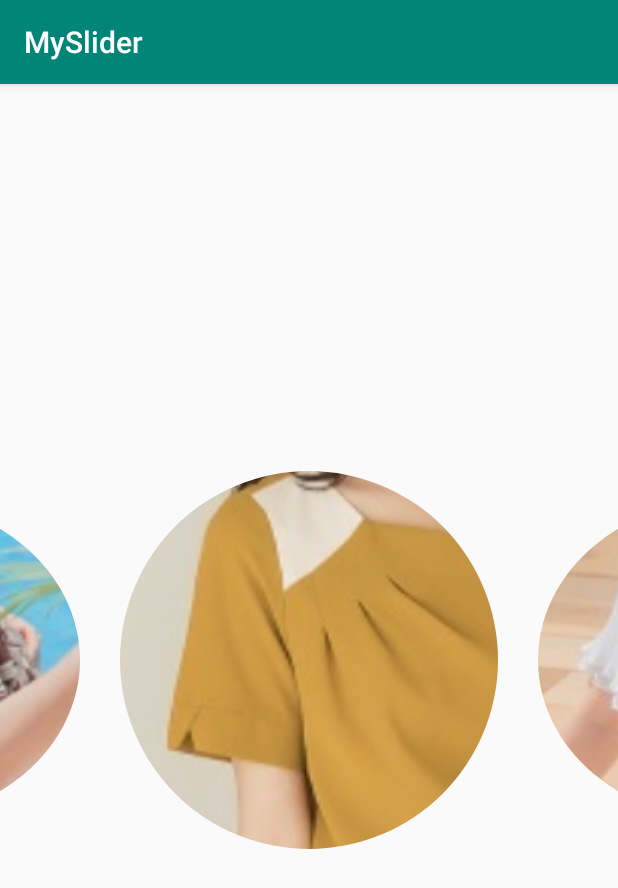
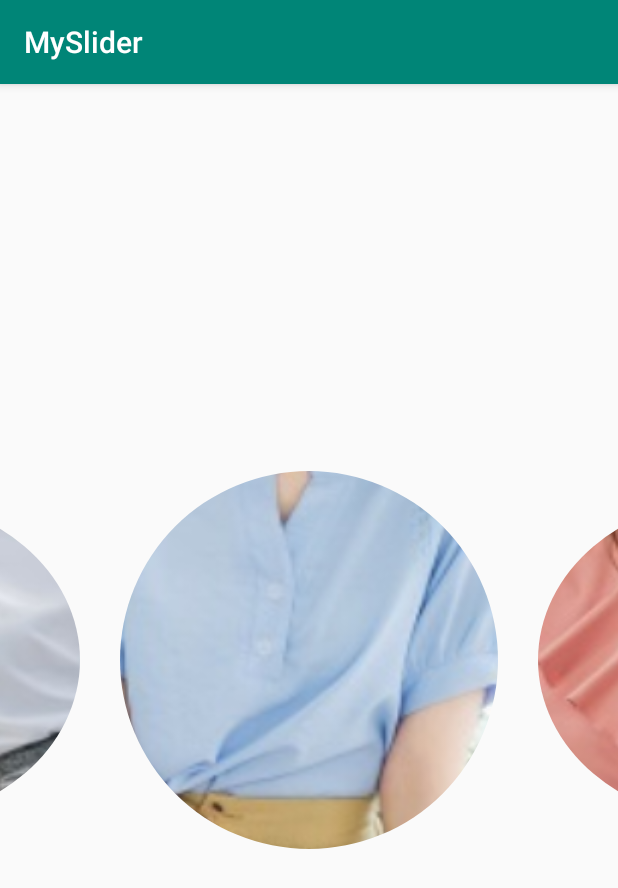
Before and after one commit to t104360088/MySlide, an Android app: the screen it shows after launch (MainActivity), on a phone screen of 412 x 824 dp. Shown: the top 888 px of the screen. Run offline under Robolectric (Android 15) with nearby library versions, the light colour scheme and no system bars; plain views replace RoundedImageView.

Commit message:
New feature of auto scrolling

```diff
--- a/app/src/main/java/com/example/myslider/MainActivity.kt
+++ b/app/src/main/java/com/example/myslider/MainActivity.kt
@@ -2,7 +2,7 @@ package com.example.myslider
 
 import androidx.appcompat.app.AppCompatActivity
 import android.os.Bundle
-import android.util.Log
+import android.os.Handler
 import androidx.recyclerview.widget.RecyclerView
 import androidx.viewpager2.widget.CompositePageTransformer
 import androidx.viewpager2.widget.MarginPageTransformer
@@ -11,16 +11,41 @@ import kotlinx.android.synthetic.main.activity_main.*
 
 class MainActivity : AppCompatActivity() {
 
-    //第一項是 position 2
+    //滑頁資料
+    private val list = arrayListOf<SlideItem>()
+
+    //pager 的第一項是 position 2
     private var currentPosition = 2
+
+    //用於執行自動滑動
+    private val handler = Handler()
+
+    private val runnable = Runnable {
+        viewPager.currentItem = currentPosition + 1
+    }
 
     override fun onCreate(savedInstanceState: Bundle?) {
         super.onCreate(savedInstanceState)
         setContentView(R.layout.activity_main)
 
+        initData()
+        setPagerStyle()
+        setPagerListener()
+    }
+
+    override fun onPause() {
+        super.onPause()
+        handler.removeCallbacks(runnable)
+    }
+
+    override fun onResume() {
+        super.onResume()
+        handler.postDelayed(runnable, 3000)
+    }
+
+    private fun initData() {
         //因為有 clipChildren，前後各加上兩項，這樣做無限循環比較順暢
         //如果沒有 clipChildren，前後各加上一項就好
-        val list = arrayListOf<SlideItem>()
         list.add(SlideItem(R.drawable.d))
         list.add(SlideItem(R.drawable.e))
 
@@ -35,7 +60,9 @@ class MainActivity : AppCompatActivity() {
 
         viewPager.adapter = SlideAdapter(list, viewPager)
         viewPager.currentItem = currentPosition
+    }
 
+    private fun setPagerStyle() {
         //使用 clip 裁切效果產生預覽左右的功能、加上放大縮小動畫
         viewPager.clipToPadding = false
         viewPager.clipChildren = false
@@ -50,7 +77,9 @@ class MainActivity : AppCompatActivity() {
         }
 
         viewPager.setPageTransformer(transformer)
+    }
 
+    private fun setPagerListener() {
         //監聽頁面改變，並補正頁數，產生無限循環
         viewPager.registerOnPageChangeCallback(object : ViewPager2.OnPageChangeCallback() {
             override fun onPageScrollStateChanged(state: Int) {
@@ -77,6 +106,8 @@ class MainActivity : AppCompatActivity() {
 
             override fun onPageSelected(position: Int) {
                 currentPosition = position
+                handler.removeCallbacks(runnable)
+                handler.postDelayed(runnable, 3000)
             }
         })
     }
```
